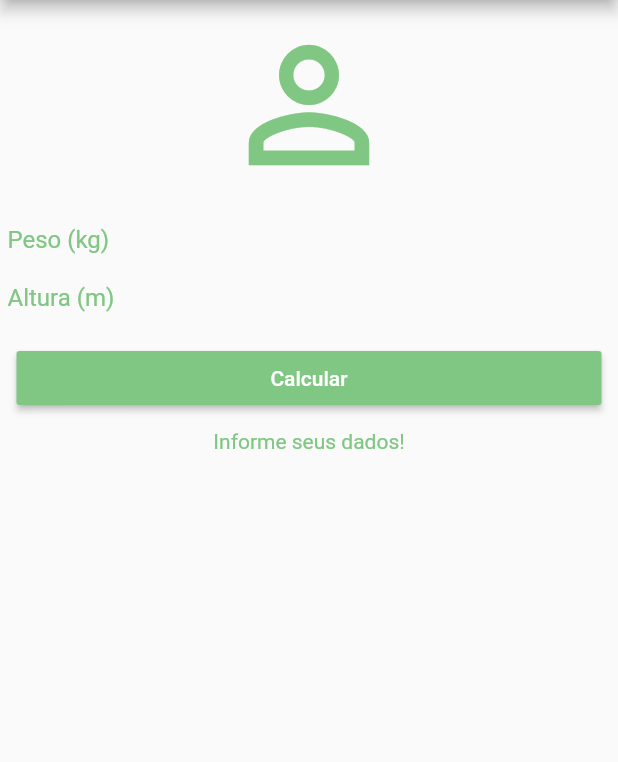
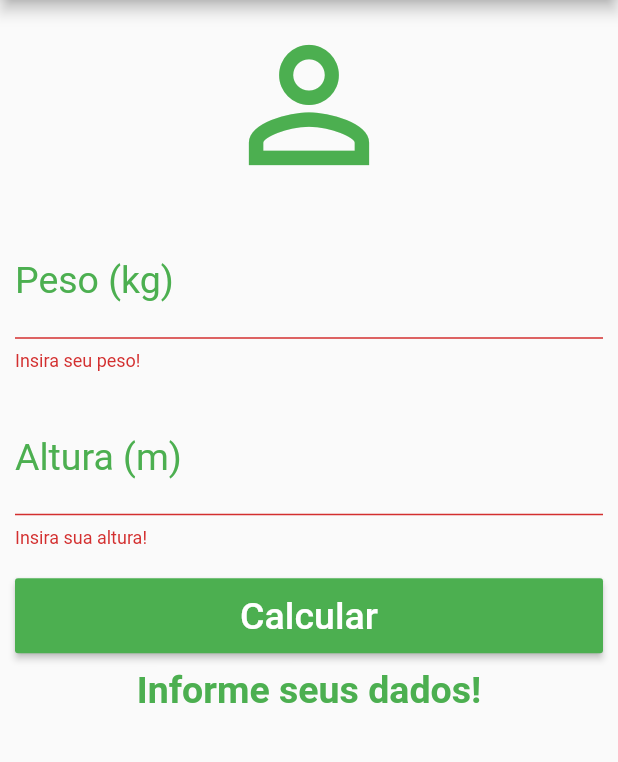
Before and after one commit to GabrielCamp96/flutter-curso, a Flutter app: the screen it shows after launch, after a tap on "Calcular", on a phone screen of 412 x 824 dp, the part 84-846 px from its top. Run offline on Flutter 3.47's test engine with Material 2 defaults, Android fonts, the phone set to English and light mode, and no system bars.

```diff
--- a/calculadora_imc/lib/main.dart
+++ b/calculadora_imc/lib/main.dart
@@ -1,7 +1,7 @@
 import 'dart:math';
 
 import 'package:flutter/material.dart';
-import 'package:flutter/foundation.dart';
+import 'package:flutter/painting.dart';
 
 void main() => runApp(MaterialApp(
       title: "Calculadora IMC",
@@ -25,26 +25,31 @@ class _HomeState extends State<Home> {
   TextEditingController _imcAltura = TextEditingController();
   TextEditingController _imcPeso = TextEditingController();
 
+  GlobalKey<FormState> _globalKey = GlobalKey<FormState>();
+
   void _limpaCampos() {
     setState(() {
       _imcAltura.text = "";
       _imcPeso.text = "";
       _resultado = 0;
       _mensagem = "Informe seus dados!";
+      _globalKey = GlobalKey<FormState>();
     });
   }
 
   void calcularImc(double peso, double altura) {
     setState(() {
       _resultado = double.parse((peso / pow(altura, 2)).toStringAsFixed(1));
-      if (_resultado < 18.5) _mensagem = "IMC $_resultado: Magreza";
-      if (_resultado > 18.5 && _resultado < 25)
+      if (_resultado < 18.5)
+        _mensagem = "IMC $_resultado: Magreza";
+      else if (_resultado > 18.5 && _resultado < 25)
         _mensagem = "IMC $_resultado: Normal";
-      if (_resultado >= 25 && _resultado < 30)
+      else if (_resultado >= 25 && _resultado < 30)
         _mensagem = "IMC $_resultado: Sobrepeso";
-      if (_resultado > 30 && _resultado < 40)
+      else if (_resultado > 30 && _resultado < 40)
         _mensagem = "IMC $_resultado: Obesidade";
-      if (_resultado >= 40) _mensagem = "IMC $_resultado: Obesidade grave";
+      else
+        _mensagem = "IMC $_resultado: Obesidade grave";
     });
   }
 
@@ -65,66 +70,88 @@ class _HomeState extends State<Home> {
           ),
         ],
       ),
-      body: Column(
+      body: SingleChildScrollView(
+        child: Form(
+          key: _globalKey,
+          child: Column(
+            crossAxisAlignment: CrossAxisAlignment.stretch,
             children: <Widget>[
-          Row(mainAxisAlignment: MainAxisAlignment.center, children: <Widget>[
               Padding(
                 padding: EdgeInsets.all(10.0),
                 child: Icon(
                   Icons.person_outline,
-                color: Colors.green[300],
+                  color: Colors.green,
                   size: 120,
                 ),
               ),
-          ]),
               Padding(
-            padding: EdgeInsets.symmetric(vertical: 10.0, horizontal: 5.0),
+                padding: EdgeInsets.symmetric(vertical: 10.0, horizontal: 10.0),
                 child: TextFormField(
                   controller: _imcPeso,
-              decoration: InputDecoration.collapsed(
-                  hintText: 'Peso (kg)',
-                  hintStyle: TextStyle(color: Colors.green[300])),
-              style: TextStyle(color: Colors.green[300]),
+                  keyboardType: TextInputType.numberWithOptions(),
+                  decoration: InputDecoration(
+                    labelText: "Peso (kg)",
+                    labelStyle: TextStyle(color: Colors.green),
+                  ),
+                  textAlign: TextAlign.center,
+                  style: TextStyle(color: Colors.green, fontSize: 25),
+                  validator: (value) {
+                    if (value.isEmpty) {
+                      return "Insira seu peso!";
+                    }
+                  },
                 ),
               ),
               Padding(
-            padding: EdgeInsets.symmetric(vertical: 10.0, horizontal: 5.0),
+                padding: EdgeInsets.symmetric(vertical: 10.0, horizontal: 10.0),
                 child: TextFormField(
                   controller: _imcAltura,
-              decoration: InputDecoration.collapsed(
-                  hintText: 'Altura (m)',
-                  hintStyle: TextStyle(color: Colors.green[300])),
-              style: TextStyle(color: Colors.green[300]),
+                  keyboardType: TextInputType.numberWithOptions(),
+                  decoration: InputDecoration(
+                    labelText: "Altura (m)",
+                    labelStyle: TextStyle(color: Colors.green),
+                  ),
+                  textAlign: TextAlign.center,
+                  style: TextStyle(color: Colors.green, fontSize: 25),
+                  validator: (value) {
+                    if (value.isEmpty) {
+                      return "Insira sua altura!";
+                    }
+                  },
                 ),
               ),
-          Row(
-            mainAxisAlignment: MainAxisAlignment.center,
-            children: <Widget>[
               Padding(
                   padding: EdgeInsets.all(10.0),
-                  child: SizedBox(
-                    width: 390.0,
+                  child: Container(
+                    height: 50.0,
                     child: RaisedButton(
-                      child: Text("Calcular"),
-                      color: Colors.green[300],
+                      child: Text(
+                        "Calcular",
+                        style: TextStyle(fontSize: 25),
+                      ),
+                      color: Colors.green,
                       onPressed: () {
+                        if(_globalKey.currentState.validate()) {
                           _peso = double.parse(_imcPeso.text);
                           _altura = double.parse(_imcAltura.text);
                           calcularImc(_peso, _altura);
+                        }
                       },
-                      splashColor: Colors.green[300],
                       textColor: Colors.white,
                     ),
                   )),
-            ],
-          ),
               Text(
                 "${_resultado == 0 ? "Informe seus dados!" : "$_mensagem"}",
                 style: TextStyle(
-              color: Colors.green[300],
+                  color: Colors.green,
+                  fontSize: 25,
+                  fontWeight: FontWeight.bold,
+                ),
+                textAlign: TextAlign.center,
+              ),
+            ],
           ),
         ),
-        ],
       ),
     );
   }
```
Lines whose indentation alone changed are shown as unchanged.
